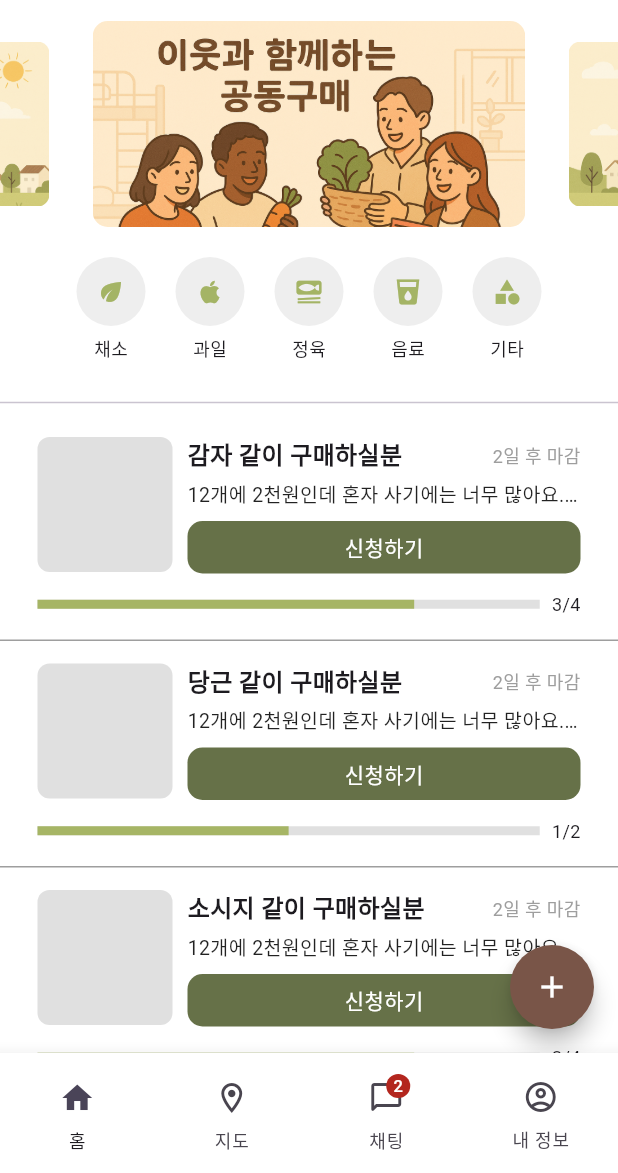
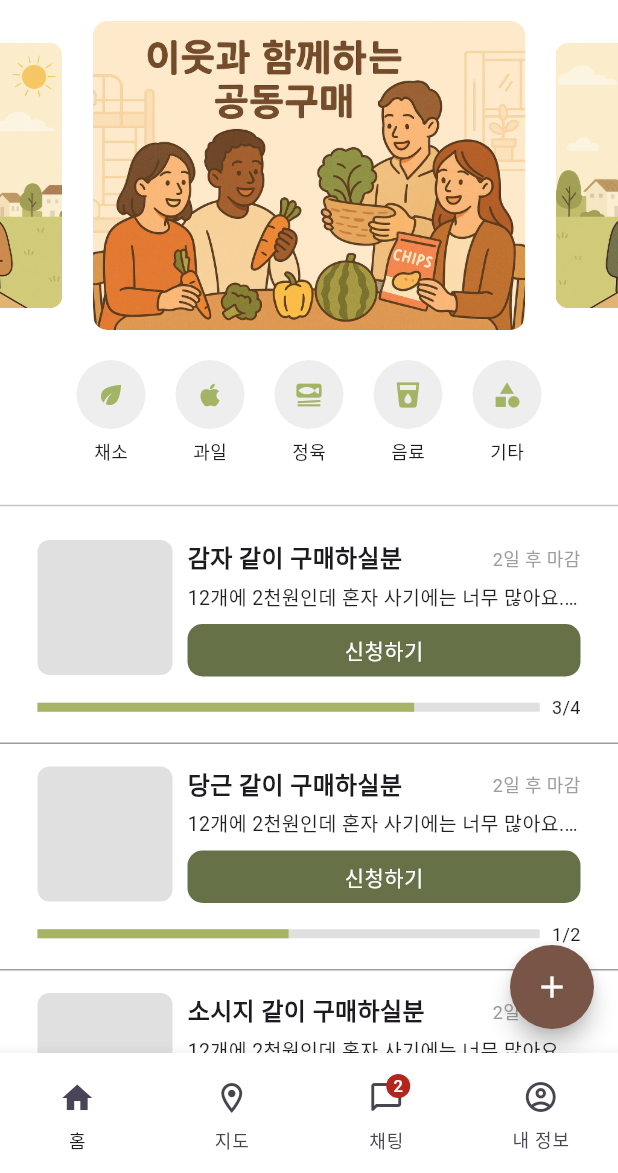
Before and after one commit to dldnlee/gomdong-app, a Flutter app: the screen it shows after launch, on a phone screen of 412 x 824 dp, the part 63-1236 px from its top. Run offline on Flutter 3.47's test engine with Material 3 defaults, Android fonts, the phone set to English and light mode, and no system bars; drawn by our look-alikes of card_swiper; our stand-ins replace image_picker; missing offline and left inert: dart:ffi.

Commit message:
✨ (feat): Adds more dummy items to home page and updates layout to Column

```diff
--- a/lib/pages/home/HomePage.dart
+++ b/lib/pages/home/HomePage.dart
@@ -123,12 +123,31 @@ class HomePage extends StatelessWidget {
         "maxParticipants": 4,
         "currentParticipants": 3
       },
+      {
+        "title": "소시지 같이 구매하실분",
+        "desc": "12개에 2천원인데 혼자 사기에는 너무 많아요. 같이 구매하실분..",
+        "timeLeft": "2일 후 마감",
+        "maxParticipants": 4,
+        "currentParticipants": 3
+      },
+      {
+        "title": "소시지 같이 구매하실분",
+        "desc": "12개에 2천원인데 혼자 사기에는 너무 많아요. 같이 구매하실분..",
+        "timeLeft": "2일 후 마감",
+        "maxParticipants": 4,
+        "currentParticipants": 3
+      },
+      {
+        "title": "소시지 같이 구매하실분",
+        "desc": "12개에 2천원인데 혼자 사기에는 너무 많아요. 같이 구매하실분..",
+        "timeLeft": "2일 후 마감",
+        "maxParticipants": 4,
+        "currentParticipants": 3
+      },
     ];
 
-    return ListView.builder(
-      shrinkWrap: true,
-      itemBuilder: (context, index) {
-        final item = dummyItems[index];
+    return Column(
+      children: dummyItems.map((item) {
         return GestureDetector(
           onTap: () {
             Navigator.push(
@@ -152,8 +171,7 @@ class HomePage extends StatelessWidget {
             currentParticipants: item["currentParticipants"] as int,
           ),
         );
-      },
-      itemCount: dummyItems.length,
+      }).toList(),
     );
   }
 
@@ -163,7 +181,7 @@ class HomePage extends StatelessWidget {
       "banner_0","banner_1"
     ];
     return AspectRatio(
-      aspectRatio: 3,
+      aspectRatio: 2,
       child: (
         Swiper(
           itemCount: banners.length,
@@ -178,7 +196,7 @@ class HomePage extends StatelessWidget {
             );
           },
           viewportFraction: .7,
-          scale: 0.8,
+          scale: 0.86,
         )
       ),
     );
```
